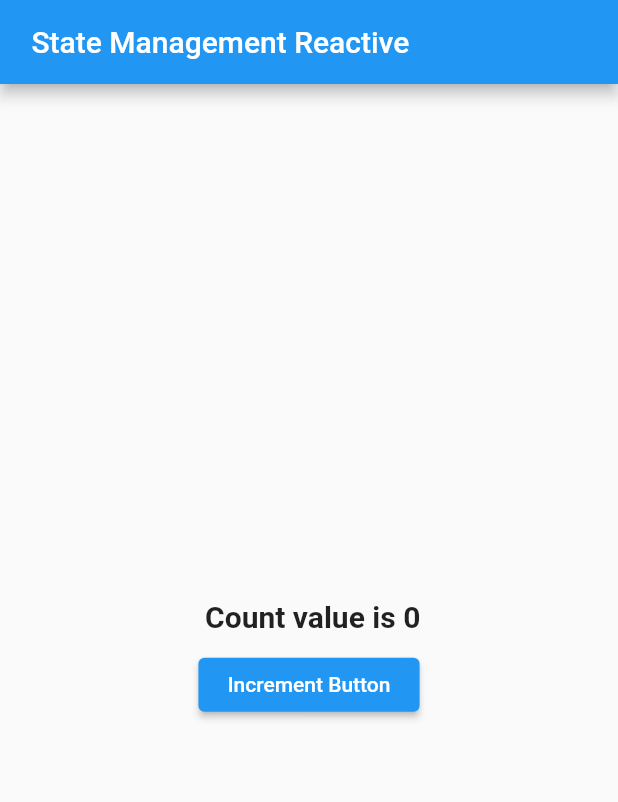
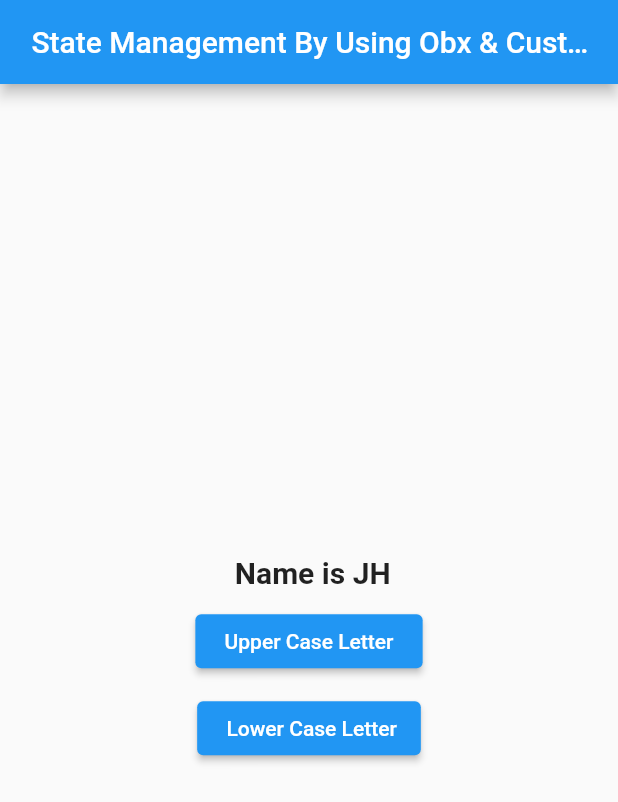
Before and after one commit to jhunderdog/ftb, a Flutter app: the screen it shows after launch, on a phone screen of 412 x 824 dp. Shown: the top 802 px of the screen. Run offline on Flutter 3.47's test engine with Material 2 defaults, Android fonts, the phone set to English and light mode, and no system bars; our stand-ins replace get.

Commit message:
using obx & custom class with update function

```diff
--- a/lib/main.dart
+++ b/lib/main.dart
@@ -1,7 +1,9 @@
 import 'package:flutter/material.dart';
+import 'package:flutter/painting.dart';
 import 'package:flutter/widgets.dart';
 import 'package:ftb/dashBoardPage.dart';
 import 'package:ftb/home_page.dart';
+import 'package:ftb/student.dart';
 import 'package:get/get.dart';
 
 void main() {
@@ -9,20 +11,17 @@ void main() {
 }
 
 class MyApp extends StatelessWidget {
-  var count = 0.obs;
-
-  void increment() {
-    count++;
-  }
+  // var student = Student();
+  final student = Student(name: "JH", age: 21).obs;
 
   // This widget is the root of your application.
   @override
   Widget build(BuildContext context) {
     return GetMaterialApp(
-        title: " State Management Reactive ",
+      title: " State Management By Using Obx & Custom Class ",
       home: Scaffold(
           appBar: AppBar(
-              title: Text(" State Management Reactive "),
+            title: Text(" State Management By Using Obx & Custom Class "),
           ),
           body: Center(
             child: Column(
@@ -31,24 +30,38 @@ class MyApp extends StatelessWidget {
               children: [
                 Obx(
                   () => Text(
-                      " Count value is $count",
-                      style: TextStyle(
-                        fontSize: 20.0,
-                        fontWeight: FontWeight.bold,
+                    " Name is ${student.value.name}",
+                    style:
+                        TextStyle(fontSize: 20.0, fontWeight: FontWeight.bold),
                   ),
                 ),
+                const SizedBox(
+                  height: 10.0,
+                ),
+                ElevatedButton(
+                  onPressed: () {
+                    // student.name.value = student.name.value.toUpperCase();
+                    student.update((student) {
+                      student!.name = student.name.toString().toUpperCase();
+                    });
+                  },
+                  child: Text(" Upper Case Letter "),
                 ),
                 SizedBox(
                   height: 10.0,
                 ),
                 ElevatedButton(
                   onPressed: () {
-                      increment();
+                    // student.name.value = student.name.value.toLowerCase();
+                    student.update((student) {
+                      student!.name = student.name.toString().toLowerCase();
+                    });
                   },
-                    child: Text(" Increment Button "),
+                  child: Text(" Lower Case Letter"),
                 )
               ],
             ),
-            )));
+          )),
+    );
   }
 }
--- /dev/null
+++ b/lib/student.dart
@@ -0,0 +1,11 @@
+import 'package:get/get.dart';
+
+class Student {
+  // var name = " JH ".obs;
+  // var age = 21.obs;
+
+  var name;
+  var age;
+
+  Student({this.name, this.age});
+}
```
Lines whose indentation alone changed are shown as unchanged.
